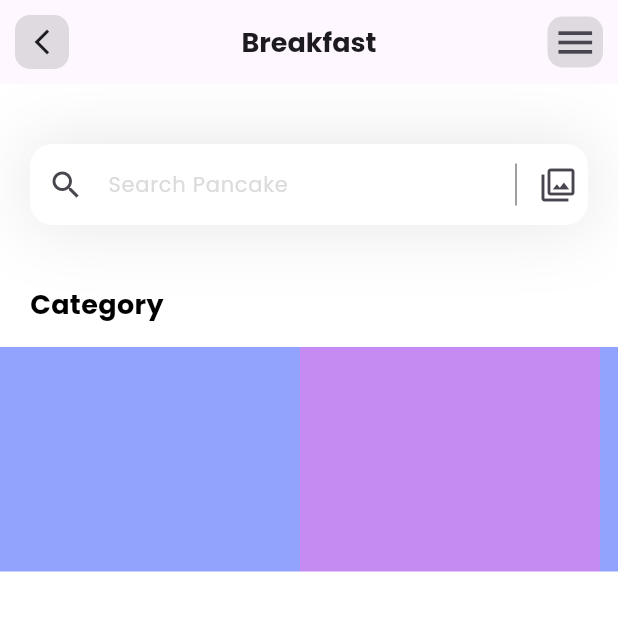
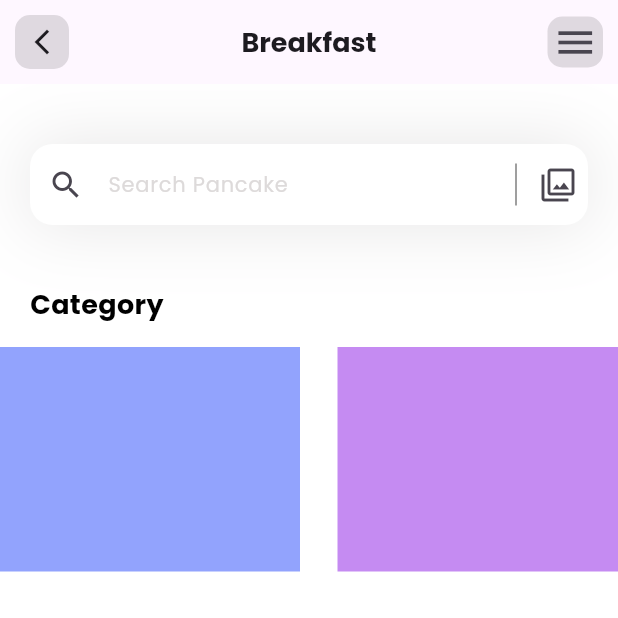
Before and after one commit to thisaraganhewa/fitness-App, a Flutter app: the screen it shows after launch, on a phone screen of 412 x 824 dp, the top half of it. Run offline on Flutter 3.47's test engine with Material 3 defaults, Android fonts, the phone set to English and light mode, and no system bars; our stand-ins replace flutter_svg; project files that could hold a hidden picture were left out.

Commit message:
added seperator to the kist view builder

```diff
--- a/lib/Pages/home.dart
+++ b/lib/Pages/home.dart
@@ -58,9 +58,10 @@ class _HomeState extends State<Home> {
               ),
               Container(
                 height: 150,
-                child: ListView.builder(
+                child: ListView.separated(
                   itemCount: categories.length,
                   scrollDirection: Axis.horizontal,
+                  separatorBuilder: (context, index) => const SizedBox(width: 25,),
                   itemBuilder: (context, index) {
                     return Container(
                       height: 50,
```
